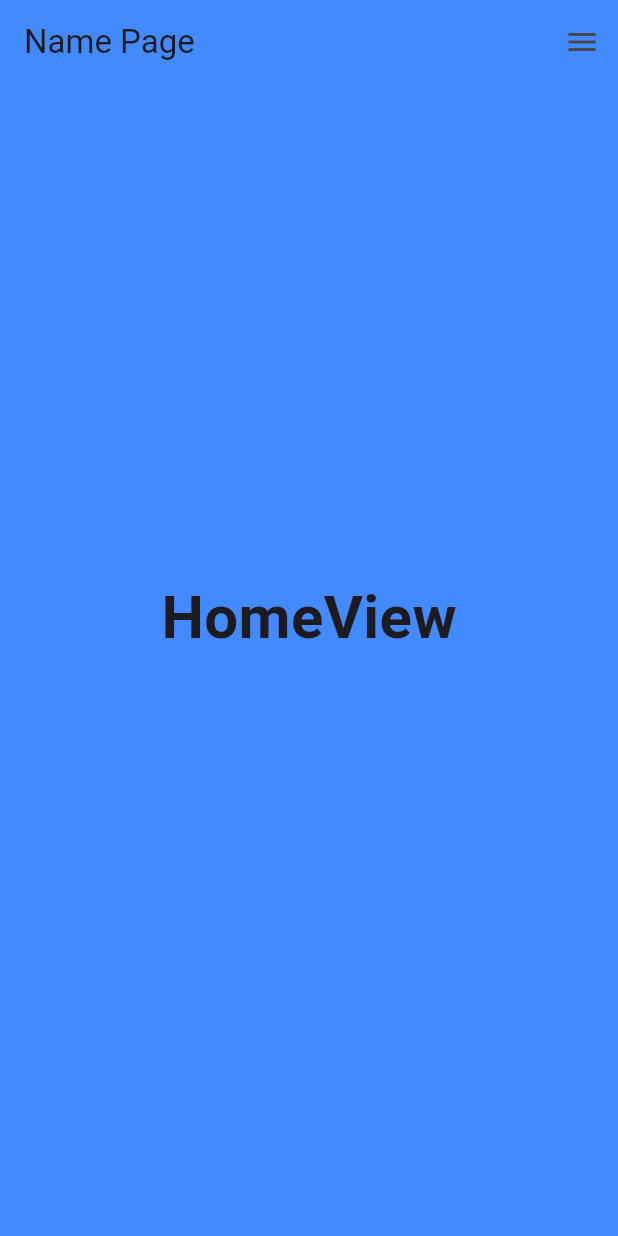
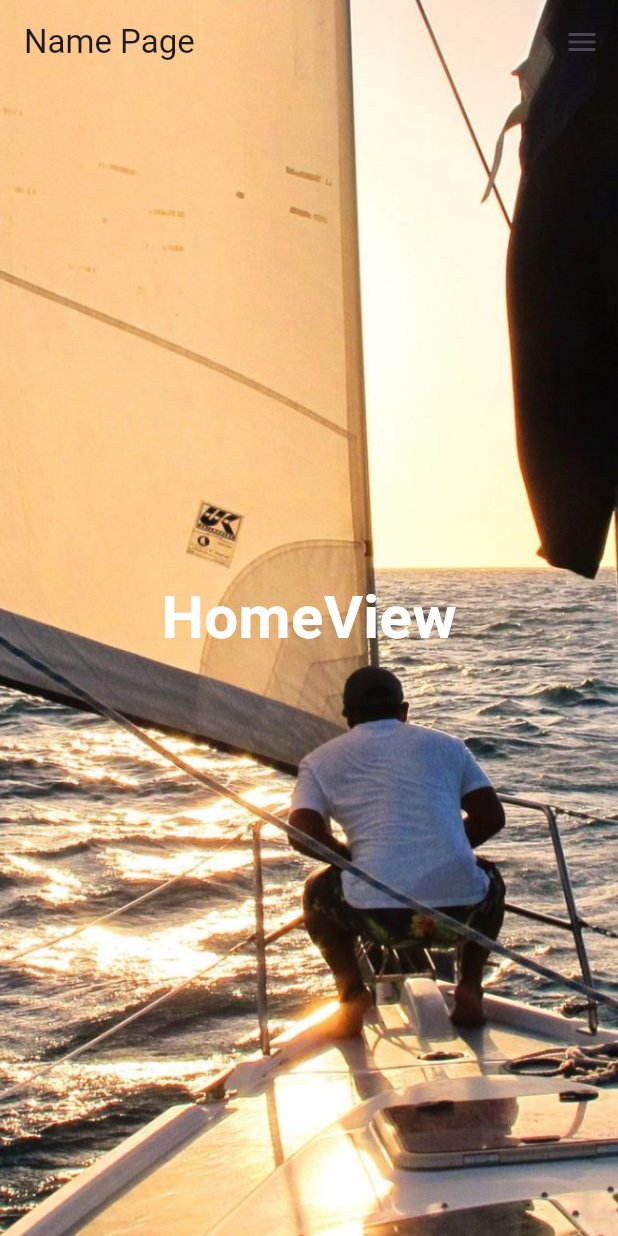
Before and after one commit to milangrisano/veleros_santa_marta, a Flutter app: the screen it shows after launch, on a phone screen of 412 x 824 dp. Run offline on Flutter 3.47's test engine with Material 3 defaults, Android fonts, the phone set to English and light mode, and no system bars; our stand-ins replace fluro; missing offline and left inert: universal_html.

Commit message:
home_view

```diff
--- a/lib/shared/extend_appbar_button.dart
+++ b/lib/shared/extend_appbar_buttontext.dart
@@ -17,7 +17,7 @@ class ExtendAppBarButton extends StatelessWidget {
       child: TextButton(
         onPressed: () => onPressed(),
         style: TextButton.styleFrom(
-          foregroundColor: Colors.black,
+          foregroundColor: Colors.white,
           textStyle: const TextStyle(
             fontSize: 22,
             fontWeight: FontWeight.bold,
--- a/lib/ui/view/home_view.dart
+++ b/lib/ui/view/home_view.dart
@@ -1,4 +1,5 @@
 import 'package:flutter/material.dart';
+import 'package:flutter/widgets.dart';
 
 class HomeView extends StatelessWidget {
   const HomeView({super.key});
@@ -6,13 +7,20 @@ class HomeView extends StatelessWidget {
   @override
   Widget build(BuildContext context) {
     return Container(
-      color: Colors.blueAccent,
+      decoration: const BoxDecoration(
+        image: DecorationImage(
+          image: AssetImage('assets/images/background_home.jpg'),
+          fit: BoxFit.cover,
+        )
+      ),
+      // color: Colors.blueAccent,
       child: const Center(
         child: Text(
           'HomeView',
           style: TextStyle(
             fontWeight: FontWeight.bold,
-            fontSize: 40
+            fontSize: 40,
+            color: Colors.white,
           ),
         )
       ),
--- a/pubspec.yaml
+++ b/pubspec.yaml
@@ -21,3 +21,5 @@ dev_dependencies:
 
 flutter:
   uses-material-design: true
+  assets:
+    - assets/images/
```
Also changed, not shown: lib/responsive/desktop_scaffold.dart (+9 -2 lines), assets/images/background_home.jpg (added), assets/images/logo_big.png (added), assets/images/logo_small.png (added).
